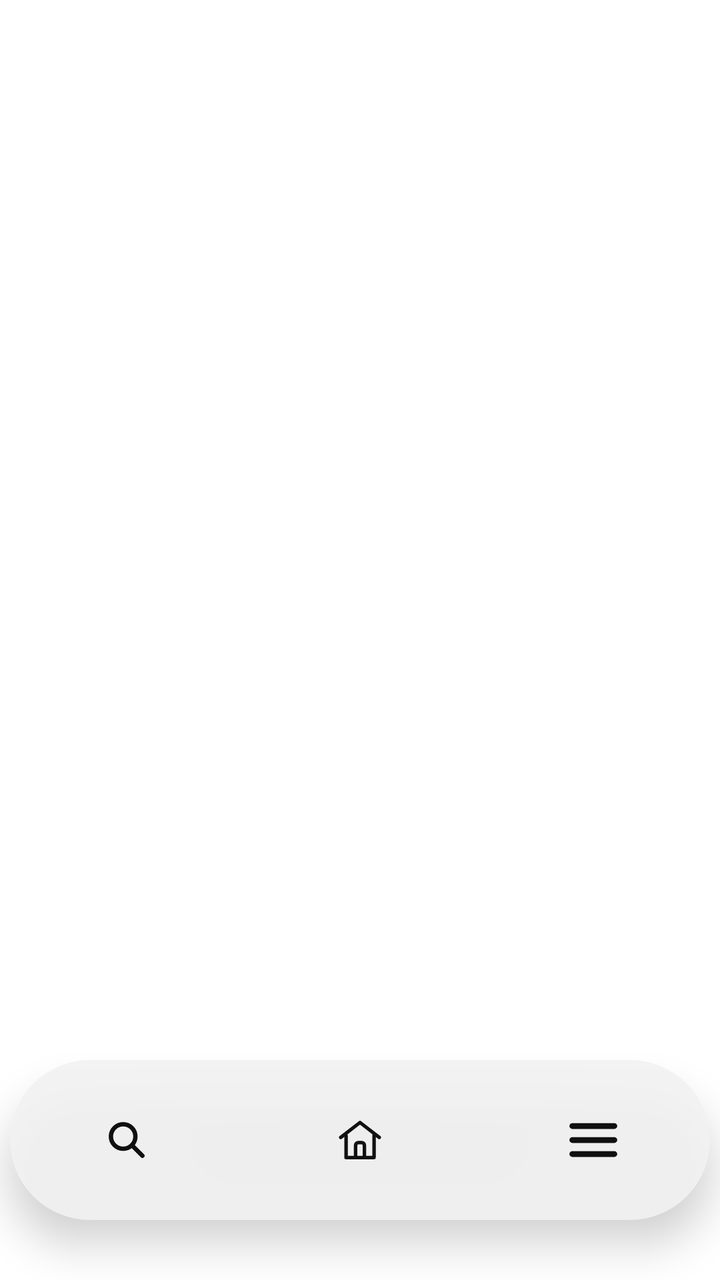
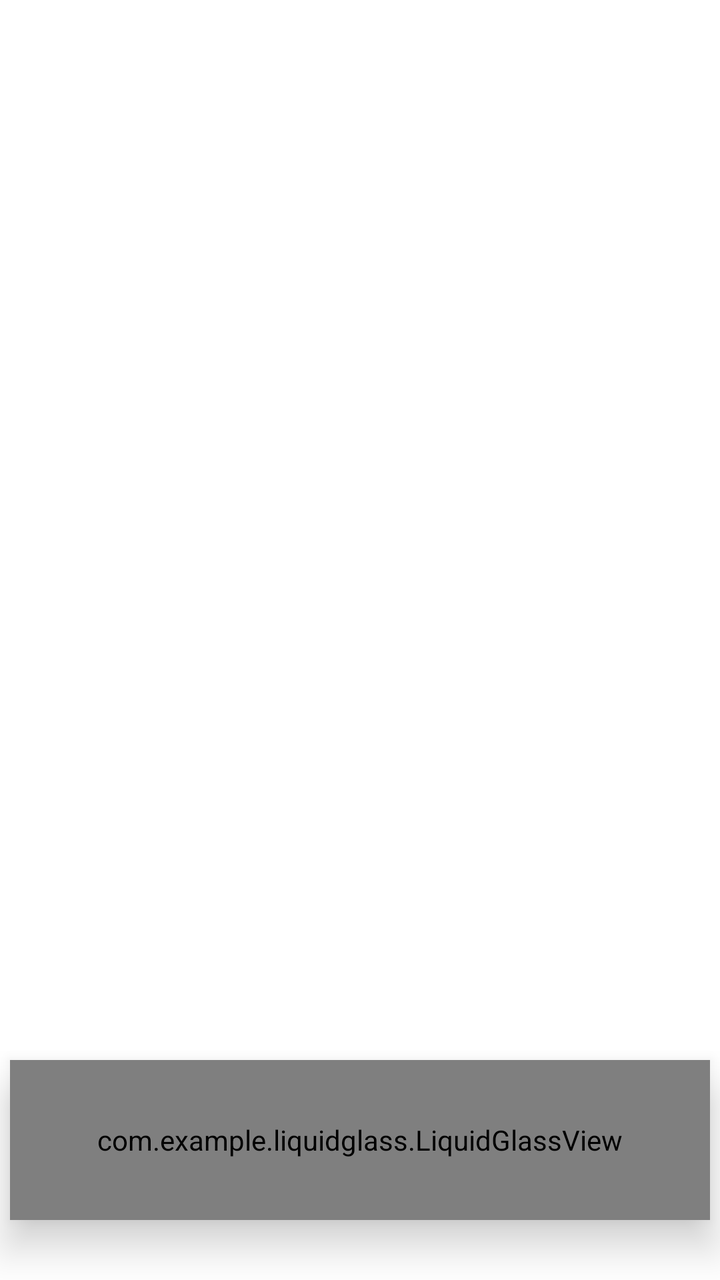

An Android layout rendered at two revisions. The XML below is the earlier revision; the diff shows what the commit changed to produce the second picture.
<!-- AndroidManifest.xml: application theme Theme.MyApplication_Java -->
<!-- res/layout/activity_main.xml -->
<?xml version="1.0" encoding="utf-8"?>
<androidx.constraintlayout.widget.ConstraintLayout xmlns:android="http://schemas.android.com/apk/res/android"
    xmlns:app="http://schemas.android.com/apk/res-auto"
    android:layout_width="match_parent"
    android:layout_height="match_parent"
    android:background="@color/surface">

    <androidx.fragment.app.FragmentContainerView
        android:id="@+id/fragment_container"
        android:layout_width="0dp"
        android:layout_height="0dp"
        app:layout_constraintBottom_toBottomOf="parent"
        app:layout_constraintEnd_toEndOf="parent"
        app:layout_constraintStart_toStartOf="parent"
        app:layout_constraintTop_toTopOf="parent" />


    <LinearLayout
        android:id="@+id/custom_bottom_nav"
        android:layout_width="350dp"
        android:layout_height="80dp"
        android:layout_marginBottom="30dp"
        android:orientation="horizontal"
        android:gravity="center"
        android:background="@drawable/bottom_nav_background"
        android:elevation="12dp"
        app:layout_constraintBottom_toBottomOf="parent"
        app:layout_constraintEnd_toEndOf="parent"
        app:layout_constraintStart_toStartOf="parent">

        <ImageButton
            android:id="@+id/nav_search"
            android:layout_width="0dp"
            android:layout_height="match_parent"
            android:layout_weight="1"
            android:background="@android:color/transparent"
            android:src="@drawable/search_icon"
            android:scaleType="center"
            app:tint="@color/bottom_nav_icon" />

        <ImageButton
            android:id="@+id/nav_home"
            android:layout_width="0dp"
            android:layout_height="match_parent"
            android:layout_weight="1"
            android:background="@android:color/transparent"
            android:src="@drawable/home_icon"
            android:scaleType="center"
            app:tint="@color/bottom_nav_icon" />

        <ImageButton
            android:id="@+id/nav_settings"
            android:layout_width="0dp"
            android:layout_height="match_parent"
            android:layout_weight="1"
            android:background="@android:color/transparent"
            android:src="@drawable/settings_icon"
            android:scaleType="center"
            app:tint="@color/bottom_nav_icon" />

    </LinearLayout>


</androidx.constraintlayout.widget.ConstraintLayout>
<!-- resources referenced by this layout -->
<resources>
  <color name="bottom_nav_icon">#FF101010</color>
  <color name="surface">#FFFFFFFF</color>
  <!-- drawable bottom_nav_background (drawable) -->
  <shape xmlns:android="http://schemas.android.com/apk/res/android">
  
      <solid android:color="@color/bottom_nav_background"/>
  
      <corners android:radius="48dp"/>
  
  </shape>
  <!-- drawable home_icon (drawable) -->
  <vector xmlns:android="http://schemas.android.com/apk/res/android"
      android:width="28dp"
      android:height="28dp"
      android:viewportWidth="64"
      android:viewportHeight="64">
    <path
        android:pathData="M10,29L32,12L54,29"
        android:strokeLineJoin="round"
        android:strokeWidth="4"
        android:fillColor="#00000000"
        android:strokeColor="@color/icon_tint"
        android:strokeLineCap="round"/>
    <path
        android:pathData="M16,27V52H48V27"
        android:strokeLineJoin="round"
        android:strokeWidth="4"
        android:fillColor="#00000000"
        android:strokeColor="@color/icon_tint"
        android:strokeLineCap="round"/>
    <path
        android:pathData="M27,52V38C27,36.3 28.3,35 30,35H34C35.7,35 37,36.3 37,38V52"
        android:strokeLineJoin="round"
        android:strokeWidth="4"
        android:fillColor="#00000000"
        android:strokeColor="@color/icon_tint"
        android:strokeLineCap="round"/>
  </vector>
  <!-- drawable search_icon (drawable) -->
  <vector xmlns:android="http://schemas.android.com/apk/res/android"
      android:width="28dp"
      android:height="28dp"
      android:viewportWidth="64"
      android:viewportHeight="64">
    <path
        android:pathData="M28,28m-14,0a14,14 0,1 1,28 0a14,14 0,1 1,-28 0"
        android:strokeWidth="5"
        android:fillColor="#00000000"
        android:strokeColor="@color/icon_tint"/>
    <path
        android:pathData="M38,38L50,50"
        android:strokeWidth="5"
        android:fillColor="#00000000"
        android:strokeColor="@color/icon_tint"
        android:strokeLineCap="round"/>
  </vector>
  <!-- drawable settings_icon (drawable) -->
  <vector xmlns:android="http://schemas.android.com/apk/res/android"
      android:width="28dp"
      android:height="28dp"
      android:viewportWidth="24"
      android:viewportHeight="24">
  
    <path
        android:pathData="M3,6L21,6"
        android:strokeWidth="2.5"
        android:fillColor="#00000000"
        android:strokeColor="@color/icon_tint"
        android:strokeLineCap="round" />
  
    <path
        android:pathData="M3,12L21,12"
        android:strokeWidth="2.5"
        android:fillColor="#00000000"
        android:strokeColor="@color/icon_tint"
        android:strokeLineCap="round" />
  
    <path
        android:pathData="M3,18L21,18"
        android:strokeWidth="2.5"
        android:fillColor="#00000000"
        android:strokeColor="@color/icon_tint"
        android:strokeLineCap="round" />
  </vector>
  <color name="bottom_nav_background">#E6F2F2F2</color>
  <color name="icon_tint">#FF101010</color>
  <color name="text_primary">#FF101010</color>
  <color name="text_on_inverse">#FFFFFFFF</color>
  <color name="surface_container">#FFE8E8E8</color>
  <color name="danger">#FFB3261E</color>
  <color name="text_muted">#FF5F5D5D</color>
  <color name="text_hint">#FF8A8A8A</color>
  <!-- unchanged entries left out for length: 1 -->
</resources>

<!-- the commit's change to res/layout/activity_main.xml (unified diff, before → after) -->
@@ -15,50 +15,62 @@
         app:layout_constraintTop_toTopOf="parent" />
 
 
-    <LinearLayout
+    <com.example.liquidglass.LiquidGlassView
         android:id="@+id/custom_bottom_nav"
         android:layout_width="350dp"
         android:layout_height="80dp"
         android:layout_marginBottom="30dp"
-        android:orientation="horizontal"
-        android:gravity="center"
-        android:background="@drawable/bottom_nav_background"
         android:elevation="12dp"
         app:layout_constraintBottom_toBottomOf="parent"
         app:layout_constraintEnd_toEndOf="parent"
-        app:layout_constraintStart_toStartOf="parent">
+        app:layout_constraintStart_toStartOf="parent"
+        app:cornerRadius="40dp"
+        app:glassMaterial="regular"
+        app:refractionHeight="40dp"
+        app:bevelWidth="12dp"
+        app:dispersionStrength="0.10"
+        app:adaptiveTint="true">
 
-        <ImageButton
-            android:id="@+id/nav_search"
-            android:layout_width="0dp"
+        <LinearLayout
+            android:layout_width="match_parent"
             android:layout_height="match_parent"
-            android:layout_weight="1"
-            android:background="@android:color/transparent"
-            android:src="@drawable/search_icon"
-            android:scaleType="center"
-            app:tint="@color/bottom_nav_icon" />
+            android:orientation="horizontal"
+            android:gravity="center"
+            android:background="@android:color/transparent">
 
-        <ImageButton
-            android:id="@+id/nav_home"
-            android:layout_width="0dp"
-            android:layout_height="match_parent"
-            android:layout_weight="1"
-            android:background="@android:color/transparent"
-            android:src="@drawable/home_icon"
-            android:scaleType="center"
-            app:tint="@color/bottom_nav_icon" />
+            <ImageButton
+                android:id="@+id/nav_search"
+                android:layout_width="0dp"
+                android:layout_height="match_parent"
+                android:layout_weight="1"
+                android:background="@android:color/transparent"
+                android:src="@drawable/search_icon"
+                android:scaleType="center"
+                app:tint="@color/bottom_nav_icon" />
 
-        <ImageButton
-            android:id="@+id/nav_settings"
-            android:layout_width="0dp"
-            android:layout_height="match_parent"
-            android:layout_weight="1"
-            android:background="@android:color/transparent"
-            android:src="@drawable/settings_icon"
-            android:scaleType="center"
-            app:tint="@color/bottom_nav_icon" />
+            <ImageButton
+                android:id="@+id/nav_home"
+                android:layout_width="0dp"
+                android:layout_height="match_parent"
+                android:layout_weight="1"
+                android:background="@android:color/transparent"
+                android:src="@drawable/home_icon"
+                android:scaleType="center"
+                app:tint="@color/bottom_nav_icon" />
 
-    </LinearLayout>
+            <ImageButton
+                android:id="@+id/nav_settings"
+                android:layout_width="0dp"
+                android:layout_height="match_parent"
+                android:layout_weight="1"
+                android:background="@android:color/transparent"
+                android:src="@drawable/settings_icon"
+                android:scaleType="center"
+                app:tint="@color/bottom_nav_icon" />
+
+        </LinearLayout>
+
+    </com.example.liquidglass.LiquidGlassView>
 
 
 </androidx.constraintlayout.widget.ConstraintLayout>
<!-- resource entries referenced after the edit -->
@@ -2,14 +2,6 @@
 <resources>
   <color name="bottom_nav_icon">#FF101010</color>
   <color name="surface">#FFFFFFFF</color>
-  <!-- drawable bottom_nav_background (drawable) -->
-  <shape xmlns:android="http://schemas.android.com/apk/res/android">
-  
-      <solid android:color="@color/bottom_nav_background"/>
-  
-      <corners android:radius="48dp"/>
-  
-  </shape>
   <!-- drawable home_icon (drawable) -->
   <vector xmlns:android="http://schemas.android.com/apk/res/android"
       android:width="28dp"
@@ -84,7 +76,6 @@
         android:strokeColor="@color/icon_tint"
         android:strokeLineCap="round" />
   </vector>
-  <color name="bottom_nav_background">#E6F2F2F2</color>
   <color name="icon_tint">#FF101010</color>
   <color name="text_primary">#FF101010</color>
   <color name="text_on_inverse">#FFFFFFFF</color>
